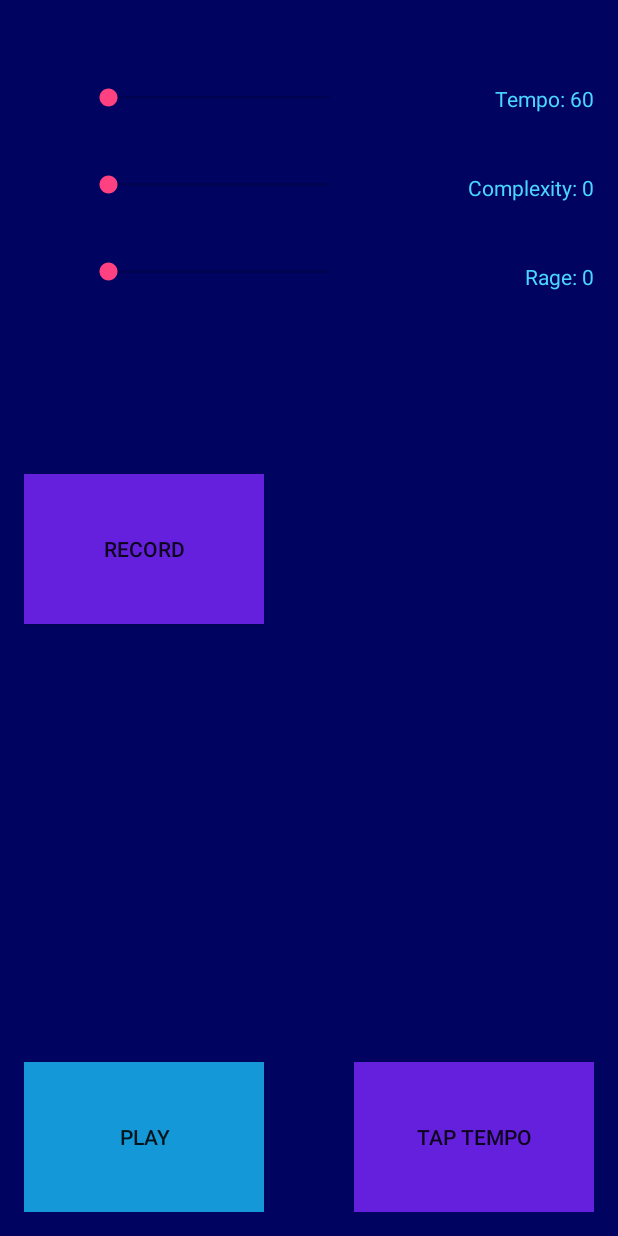
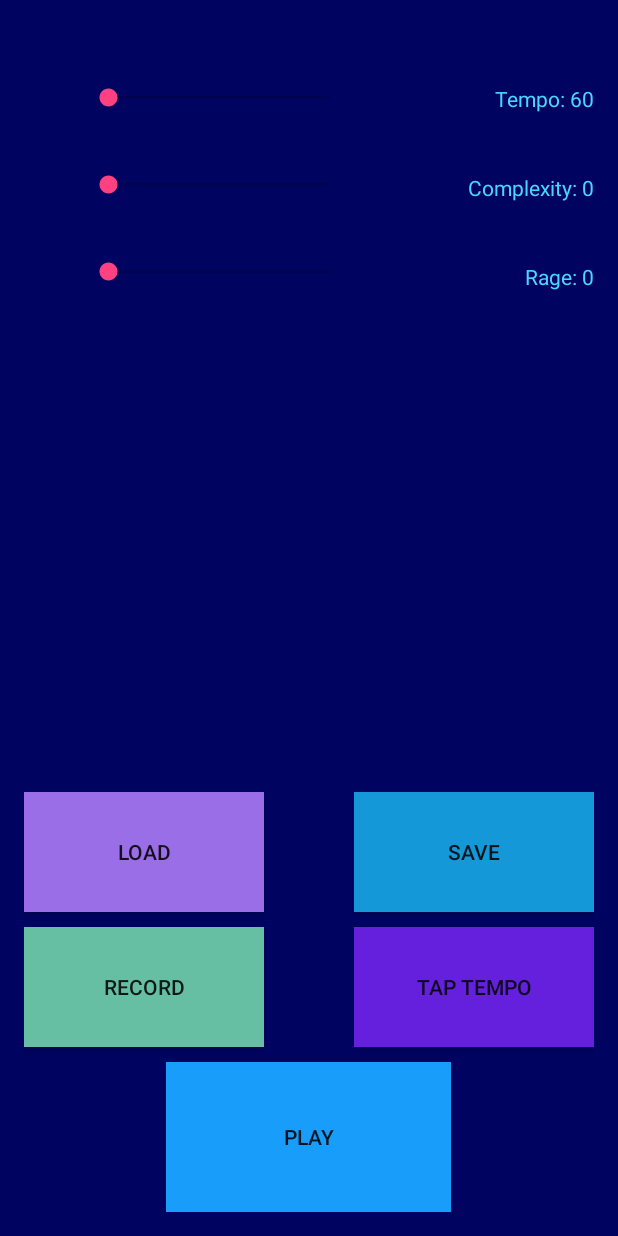
Before and after one commit to celowsky/autodj, an Android app: the screen it shows after launch (Composer), on a phone screen of 412 x 824 dp. Run offline under Robolectric (Android 15) with nearby library versions, the phone set to English and light mode, and no system bars; pictures from the network do not load.

Commit message:
reformatted buttons to fit all of them. made a slight change to the saveSeed and loadSeed methods

```diff
--- a/app/src/main/res/layout/content_main.xml
+++ b/app/src/main/res/layout/content_main.xml
@@ -70,31 +70,55 @@
 
     <Button
         android:layout_width="160dp"
-        android:layout_height="100dp"
+        android:layout_height="80dp"
         android:text="Record"
         android:onClick="record"
-        android:background="@color/colorTrim1"
-        android:layout_marginTop="300dp"
+        android:background="@color/colorTrimPale1"
+        android:layout_above="@+id/playButton"
         android:id="@+id/recordButton" />
 
     <ToggleButton
-        android:layout_width="160dp"
+        android:layout_width="190dp"
         android:layout_height="100dp"
         android:layout_alignParentBottom="true"
+        android:layout_centerInParent="true"
         android:textOff="PLAY"
         android:textOn="PAUSE"
-        android:background="@color/colorTrim2"
+        android:background="@color/temporart"
         android:onClick="playPause"
+        android:layout_marginTop="10dp"
         android:id="@+id/playButton" />
 
     <Button
         android:layout_width="160dp"
-        android:layout_height="100dp"
+        android:layout_height="80dp"
         android:text="Tap Tempo"
         android:onClick="clickTempo"
         android:background="@color/colorTrim1"
-        android:layout_alignParentBottom="true"
+        android:layout_above="@+id/playButton"
         android:layout_alignParentRight="true"
+        android:layout_marginTop="10dp"
         android:id="@+id/tapTempoButton" />
 
+    <Button
+        android:layout_width="160dp"
+        android:layout_height="80dp"
+        android:text="Save"
+        android:onClick="saveSeed"
+        android:background="@color/colorTrim2"
+        android:layout_above="@+id/tapTempoButton"
+        android:layout_alignParentRight="true"
+        android:id="@+id/saveSeed" />
+
+    <Button
+        android:layout_width="160dp"
+        android:layout_height="80dp"
+        android:text="Load"
+        android:onClick="loadSeed"
+        android:background="@color/colorTrimPale2"
+        android:layout_above="@+id/tapTempoButton"
+        android:layout_alignParentLeft="true"
+        android:id="@+id/loadSeed" />
+
+
 </RelativeLayout>
```
Also changed, not shown: app/src/main/java/com/autodjteam/autodj/autodj/Composer.java (+8 -8 lines), 16 other files.
